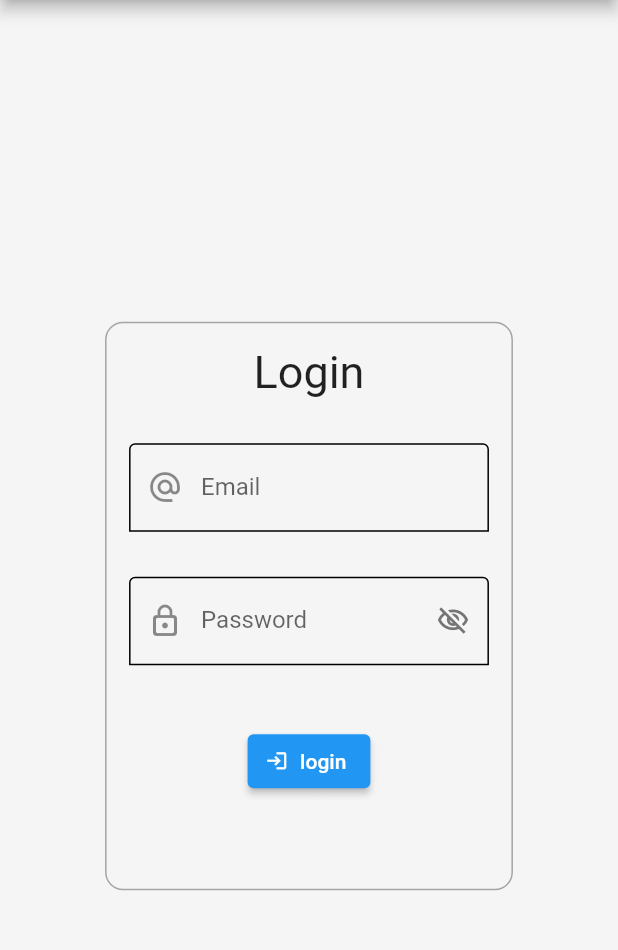
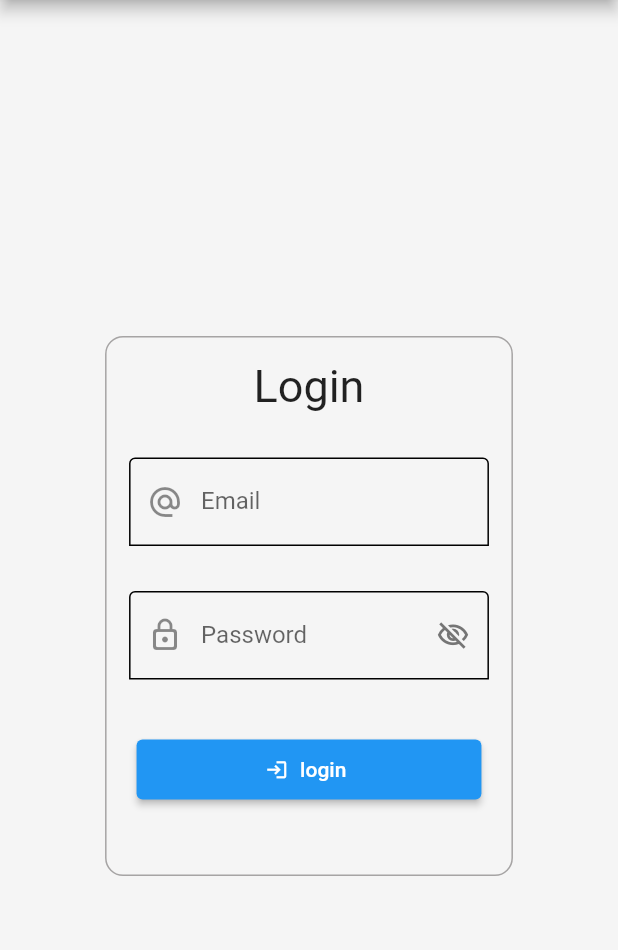
Before and after one commit to khmish/private_lesson_app, a Flutter app: the screen it shows after launch, on a phone screen of 412 x 824 dp, the part 84-1034 px from its top. Run offline on Flutter 3.47's test engine with Material 2 defaults, Android fonts, the phone set to English and light mode, and no system bars.

Commit message:
fix the sized

```diff
--- a/lib/main.dart
+++ b/lib/main.dart
@@ -49,9 +49,13 @@ class _HomePageWidgetState extends State<HomePageWidget> {
         child: Padding(
           padding: EdgeInsetsDirectional.fromSTEB(30, 40, 30, 0),
           child: Center(
+            child: Flexible(
+              fit: FlexFit.tight,
+              flex: 2,
+              child: FittedBox(
                 child: Container(
                   width: MediaQuery.of(context).size.width* 0.66,
-              height: MediaQuery.of(context).size.height * 0.46,
+                  // height: MediaQuery.of(context).size.height * 0.46,
                   decoration: BoxDecoration(
 
                     borderRadius: BorderRadius.circular(12),
@@ -151,7 +155,11 @@ class _HomePageWidgetState extends State<HomePageWidget> {
                         ),
                       ),
                       Padding(
-                    padding: EdgeInsetsDirectional.fromSTEB(0, 40, 0, 20),
+                        padding: EdgeInsetsDirectional.fromSTEB(20, 40, 20, 50),
+                        child: SizedBox(
+
+                          width: double.infinity,
+                          height: 40,
                           child: ElevatedButton.icon(
 
                             label: Text("login"),
@@ -163,8 +171,11 @@ class _HomePageWidgetState extends State<HomePageWidget> {
                               size: 15,
                             ),
                           ),
+                        ),
                       )
                     ],
+                  ),
+                ),
               ),
             ),
           ),
```
Lines whose indentation alone changed are shown as unchanged.
